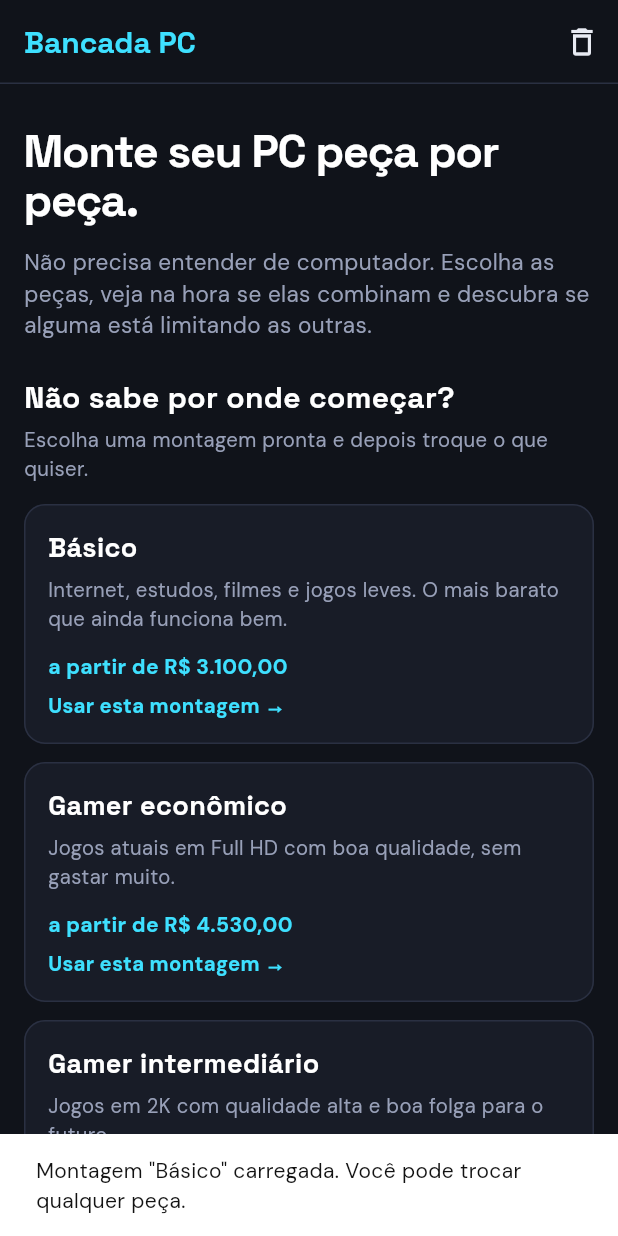
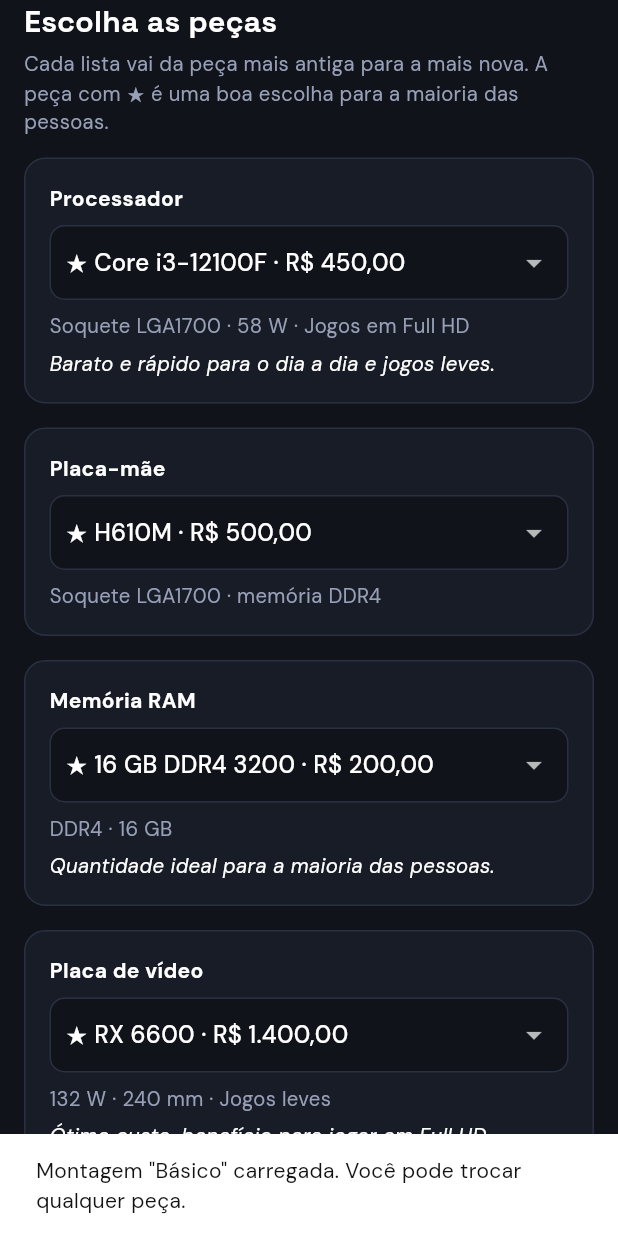
Before and after one commit to gabriellanna2006/bancada-pc, a Flutter app: the screen it shows after launch, after a tap on "Básico", on a phone screen of 412 x 824 dp. Run offline on Flutter 3.47's test engine with Material 3 defaults, Android fonts, the phone set to English and light mode, and no system bars; our stand-ins replace google_fonts.

Commit message:
Barra some ao rolar e montagem desce para as peças

```diff
--- a/lib/tela_bancada.dart
+++ b/lib/tela_bancada.dart
@@ -19,9 +19,11 @@
   final Map<String, Peca> escolhidas = {};
   bool mostrarLinks = false;
   final GlobalKey linksKey = GlobalKey();
+  final GlobalKey pecasKey = GlobalKey();
 
   int get total => escolhidas.values.fold(0, (soma, p) => soma + p.preco);
 
+  // Tela de celular: menos de 600 px de largura.
   bool get celular => MediaQuery.of(context).size.width < 600;
 
   void escolher(String cat, Peca? p) {
@@ -41,6 +43,17 @@
         final p = acharPeca(cat, id);
         if (p != null) escolhidas[cat] = p;
       });
+    });
+    // Desce sozinho até a parte das peças.
+    WidgetsBinding.instance.addPostFrameCallback((_) {
+      final ctx = pecasKey.currentContext;
+      if (ctx != null) {
+        Scrollable.ensureVisible(
+          ctx,
+          duration: const Duration(milliseconds: 500),
+          curve: Curves.easeInOut,
+        );
+      }
     });
     aviso('Montagem "${m.nome}" carregada. Você pode trocar qualquer peça.');
   }
@@ -82,13 +95,19 @@
     aviso('Links copiados!');
   }
 
+  // ---------- Construção da tela ----------
   @override
   Widget build(BuildContext context) {
     final regras = verificar(escolhidas);
     final cel = celular;
 
     return Scaffold(
-      appBar: AppBar(
+      body: CustomScrollView(
+        slivers: [
+          // Barra do topo: some ao rolar para baixo e volta ao rolar para cima.
+          SliverAppBar(
+            floating: true,
+            snap: true,
             backgroundColor: Cores.fundo,
             surfaceTintColor: Colors.transparent,
             shape: const Border(bottom: BorderSide(color: Cores.borda)),
@@ -125,20 +144,28 @@
                 ),
             ],
           ),
-      body: SingleChildScrollView(
+          SliverToBoxAdapter(
             child: Center(
               child: ConstrainedBox(
                 constraints: const BoxConstraints(maxWidth: 1100),
                 child: Padding(
-              padding: EdgeInsets.fromLTRB(cel ? 16 : 20, 0, cel ? 16 : 20, 40),
+                  padding: EdgeInsets.fromLTRB(
+                    cel ? 16 : 20,
+                    0,
+                    cel ? 16 : 20,
+                    40,
+                  ),
                   child: Column(
                     crossAxisAlignment: CrossAxisAlignment.start,
                     children: [
                       _hero(),
                       _montagensProntas(),
-                  _titulo(
+                      Container(
+                        key: pecasKey,
+                        child: _titulo(
                           'Escolha as peças',
                           'Cada lista vai da peça mais antiga para a mais nova. A peça com ★ é uma boa escolha para a maioria das pessoas.',
+                        ),
                       ),
                       _layout(regras),
                       _analise(),
@@ -148,6 +175,8 @@
                 ),
               ),
             ),
+          ),
+        ],
       ),
     );
   }
@@ -213,6 +242,7 @@
     );
   }
 
+  // ---------- Montagens prontas ----------
   Widget _montagensProntas() {
     return Padding(
       padding: const EdgeInsets.only(bottom: 36),
@@ -321,6 +351,7 @@
     );
   }
 
+  // ---------- Cartões de escolha ----------
   Widget _pecas(List<Regra> regras) {
     final erros = <String>{
       for (final r in regras.where((r) => r.nivel == Nivel.erro)) ...r.pecas,
@@ -425,20 +456,13 @@
                   ),
                 ),
               ),
-            if (escolhida.rec)
-              const Padding(
-                padding: EdgeInsets.only(top: 6),
-                child: Text(
-                  '★ Boa escolha para a maioria das pessoas',
-                  style: TextStyle(color: Cores.aviso, fontSize: 13),
-                ),
-              ),
           ],
         ],
       ),
     );
   }
 
+  // ---------- Resumo ----------
   Widget _resumo(List<Regra> regras) {
     final cpu = escolhidas['cpu'];
     final gpu = escolhidas['gpu'];
@@ -629,6 +653,7 @@
     );
   }
 
+  // ---------- Análise de gargalo ----------
   Widget _analise() {
     final cpu = escolhidas['cpu'];
     final gpu = escolhidas['gpu'];
@@ -859,7 +884,7 @@
   }
 
   Widget _medidor(Gargalo g) {
-    final x = (g.posicao + 1) / 2;
+    final x = (g.posicao + 1) / 2; // 0 (esquerda) até 1 (direita)
     return Column(
       children: [
         SizedBox(
@@ -938,6 +963,7 @@
     );
   }
 
+  // ---------- Links das lojas ----------
   Widget _links() {
     return Container(
       key: linksKey,
```
Lines whose indentation alone changed are shown as unchanged.
